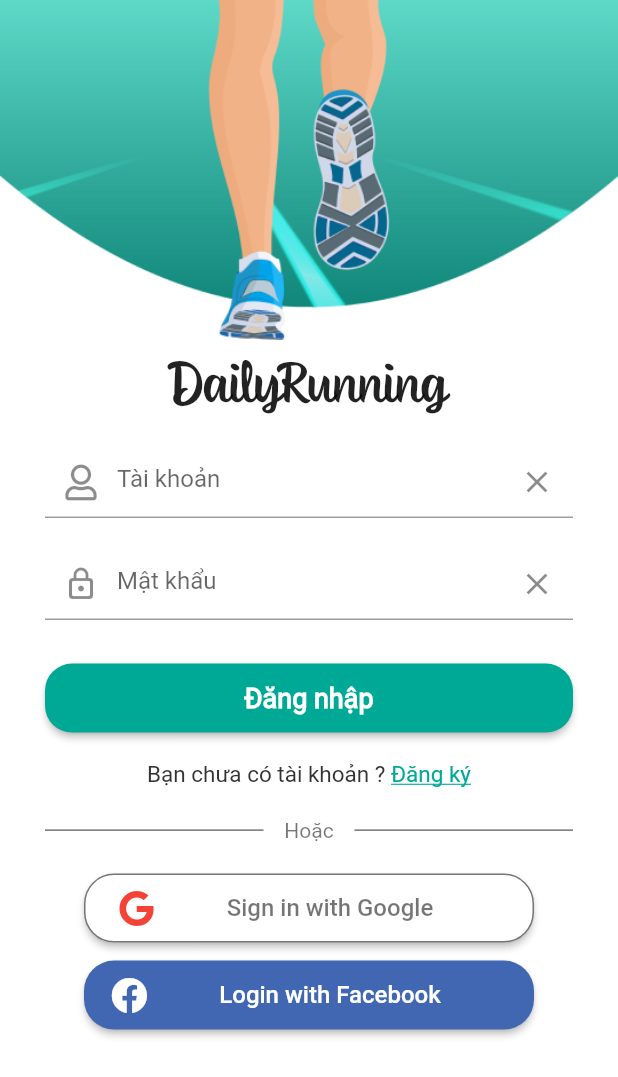
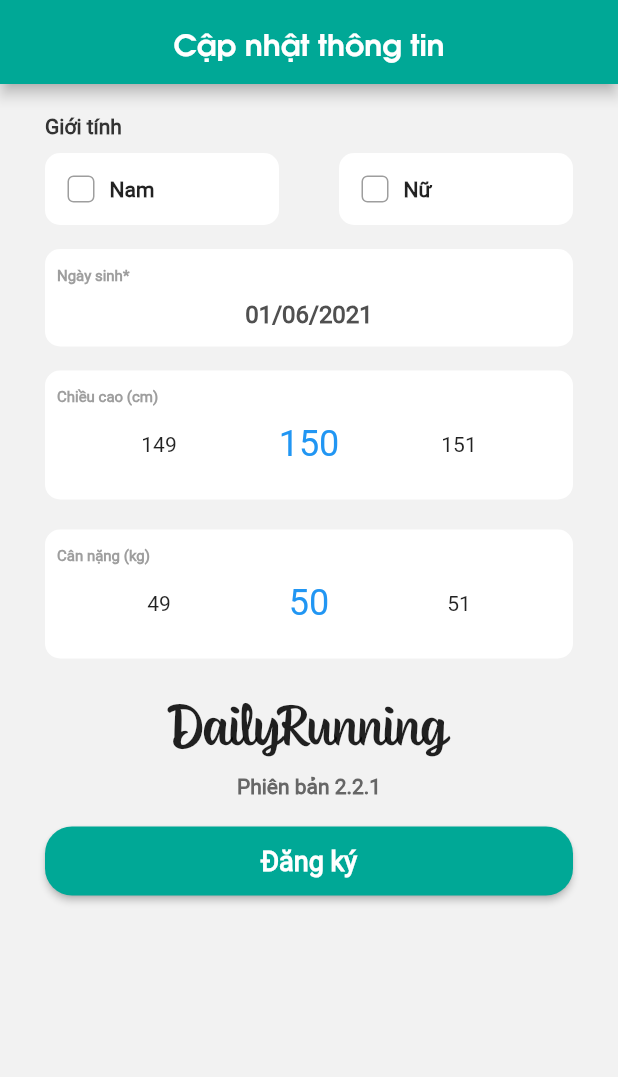
Before and after one commit to hunghuy201280/flutter_DailyRunning, a Flutter app: the screen it shows after launch, on a phone screen of 412 x 824 dp. Shown: the top 1077 px of the screen. Run offline on Flutter 3.47's test engine with Material 2 defaults, Android fonts, the phone set to English and light mode, and no system bars; drawn by our look-alikes of numberpicker; our stand-ins replace firebase_auth, firebase_core, font_awesome_flutter; accounts and stored records are empty.

Commit message:
update register update info (done)

```diff
--- a/lib/main.dart
+++ b/lib/main.dart
@@ -1,8 +1,11 @@
 import 'package:daily_running/ui/authentication/first_screen.dart';
 import 'package:daily_running/ui/authentication/login/login_screen.dart';
+import 'package:daily_running/ui/authentication/register/register_update_info_screen.dart';
 import 'package:daily_running/ui/home/home_screen.dart';
 import 'package:firebase_core/firebase_core.dart';
 import 'package:flutter/material.dart';
+
+import 'ui/authentication/register/register_screen.dart';
 
 void main() async {
   WidgetsFlutterBinding.ensureInitialized();
@@ -16,11 +19,13 @@ class DailyRunning extends StatelessWidget {
     return MaterialApp(
       debugShowCheckedModeBanner: false,
       routes: {
+        RegisterUpdateInfo.id: (context) => RegisterUpdateInfo(),
+        RegisterScreen.id: (context) => RegisterScreen(),
         FirstScreen.id: (context) => FirstScreen(),
         LoginScreen.id: (context) => LoginScreen(),
         HomeScreen.id: (context) => HomeScreen(),
       },
-      initialRoute: LoginScreen.id,
+      initialRoute: RegisterUpdateInfo.id,
     );
   }
 }
--- a/lib/ui/authentication/login/login_screen.dart
+++ b/lib/ui/authentication/login/login_screen.dart
@@ -5,6 +5,7 @@ import 'package:flutter/gestures.dart';
 import 'package:flutter/material.dart';
 import 'package:font_awesome_flutter/font_awesome_flutter.dart';
 
+import 'widgets/big_button.dart';
 import 'widgets/login_text_field.dart';
 import 'widgets/login_with_button.dart';
 
@@ -26,51 +27,26 @@ class LoginScreen extends StatelessWidget {
                   fit: BoxFit.fitWidth,
                 ),
               ),
-              Text(
-                'DailyRunning',
-                style: TextStyle(
-                  fontFamily: 'SpringBlueVinyl',
-                  fontSize: 36,
-                ),
-              ),
+              kAppNameText,
               SizedBox(
                 height: 10,
               ),
               LoginTextField(
-                usernameController: usernameController,
+                textController: usernameController,
                 hint: 'Tài khoản',
                 preIcon: FontAwesomeIcons.user,
               ),
               LoginTextField(
-                usernameController: passwordController,
+                textController: passwordController,
                 hint: 'Mật khẩu',
                 preIcon: Icons.lock_outline_rounded,
               ),
-              Padding(
-                padding:
-                    const EdgeInsets.symmetric(vertical: 18, horizontal: 30),
-                child: ElevatedButton(
-                  onPressed: () {
-                    //TODO: login click
-                  },
-                  child: Text(
-                    'Đăng nhập',
-                    style: TextStyle(
-                      fontFamily: 'RobotoRegular',
-                      fontWeight: FontWeight.bold,
-                      fontSize: 18,
-                    ),
-                  ),
-                  style: ElevatedButton.styleFrom(
-                    minimumSize: Size(double.infinity, 46),
-                    primary: kPrimaryColor,
-                    shape: RoundedRectangleBorder(
-                      borderRadius: BorderRadius.all(
-                        Radius.circular(18),
-                      ),
-                    ),
-                  ),
-                ),
+              BigButton(
+                horizontalPadding: 30,
+                text: 'Đăng nhập',
+                onClick: () {
+                  //TODO: login click
+                },
               ),
               RichText(
                 text: TextSpan(
--- /dev/null
+++ b/lib/ui/authentication/login/widgets/big_button.dart
@@ -0,0 +1,41 @@
+import 'package:daily_running/utils/constant.dart';
+import 'package:flutter/material.dart';
+
+class BigButton extends StatelessWidget {
+  final String text;
+  final Function onClick;
+  final double horizontalPadding;
+
+  const BigButton(
+      {@required this.text,
+      @required this.onClick,
+      @required this.horizontalPadding});
+
+  @override
+  Widget build(BuildContext context) {
+    return Padding(
+      padding:
+          EdgeInsets.symmetric(vertical: 18, horizontal: horizontalPadding),
+      child: ElevatedButton(
+        onPressed: onClick,
+        child: Text(
+          text,
+          style: TextStyle(
+            fontFamily: 'RobotoRegular',
+            fontWeight: FontWeight.bold,
+            fontSize: 18,
+          ),
+        ),
+        style: ElevatedButton.styleFrom(
+          minimumSize: Size(double.infinity, 46),
+          primary: kPrimaryColor,
+          shape: RoundedRectangleBorder(
+            borderRadius: BorderRadius.all(
+              Radius.circular(18),
+            ),
+          ),
+        ),
+      ),
+    );
+  }
+}
--- a/lib/ui/authentication/login/widgets/login_text_field.dart
+++ b/lib/ui/authentication/login/widgets/login_text_field.dart
@@ -4,12 +4,12 @@ class LoginTextField extends StatelessWidget {
   final String hint;
   final IconData preIcon;
 
-  final TextEditingController usernameController;
+  final TextEditingController textController;
 
   const LoginTextField({
     @required this.hint,
     @required this.preIcon,
-    @required this.usernameController,
+    @required this.textController,
   });
 
   @override
@@ -17,12 +17,13 @@ class LoginTextField extends StatelessWidget {
     return Padding(
       padding: const EdgeInsets.symmetric(vertical: 10, horizontal: 30),
       child: TextField(
-        controller: usernameController,
+        textAlign: TextAlign.center,
+        controller: textController,
         decoration: InputDecoration(
             hintText: hint,
             prefixIcon: Icon(preIcon),
             suffixIcon: IconButton(
-              onPressed: () => usernameController.clear(),
+              onPressed: () => textController.clear(),
               icon: Icon(Icons.clear),
             )),
       ),
--- /dev/null
+++ b/lib/ui/authentication/register/register_update_info_screen.dart
@@ -0,0 +1,128 @@
+import 'package:daily_running/ui/authentication/login/widgets/big_button.dart';
+import 'package:daily_running/ui/authentication/register/widgets/date_picker.dart';
+import 'package:daily_running/ui/authentication/register/widgets/rounded_rect_radio.dart';
+import 'package:daily_running/utils/constant.dart';
+import 'package:flutter/material.dart';
+import 'package:numberpicker/numberpicker.dart';
+
+import 'widgets/custom_number_picker.dart';
+
+enum Gender { Male, Female }
+
+extension GenderExtension on Gender {
+  bool get value {
+    switch (this) {
+      case Gender.Male:
+        return true;
+      case Gender.Female:
+        return false;
+      default:
+        return null;
+    }
+  }
+}
+
+class RegisterUpdateInfo extends StatelessWidget {
+  static String id = 'RegisterUpdateInfo';
+  DateTime selectedDate = DateTime.now();
+  int tempHeight = 150;
+  int tempWeight = 50;
+
+  Future<void> _selectDate(BuildContext context) async {
+    final DateTime picked = await showDatePicker(
+        context: context,
+        initialDate: selectedDate,
+        firstDate: DateTime(2015, 8),
+        lastDate: DateTime(2101));
+    if (picked != null && picked != selectedDate) {
+      /*setState(() {
+        selectedDate = picked;
+      });*/
+    }
+  }
+
+  @override
+  Widget build(BuildContext context) {
+    return SafeArea(
+      child: Scaffold(
+        appBar: AppBar(
+          centerTitle: true,
+          title: Text(
+            'Cập nhật thông tin',
+            style: kBigTitleTextStyle,
+          ),
+          backgroundColor: kPrimaryColor,
+        ),
+        backgroundColor: kConcreteColor,
+        body: Padding(
+          padding: const EdgeInsets.symmetric(vertical: 20, horizontal: 30),
+          child: Column(
+            crossAxisAlignment: CrossAxisAlignment.start,
+            children: [
+              Text(
+                'Giới tính',
+                style: kTitleTextStyle,
+              ),
+              SizedBox(
+                height: 10,
+              ),
+              RoundedRectRadio(
+                data: [RadioModel(false, 'Nam'), RadioModel(false, 'Nữ')],
+                onCheckedChange: (index) {
+                  //TODO checked change
+                },
+              ),
+              Padding(
+                padding: const EdgeInsets.symmetric(vertical: 16),
+                child: DatePicker(
+                  tapCallback: () {
+                    //TODO open date picker
+                    _selectDate(context);
+                  },
+                ),
+              ),
+              CustomNumberPicker(
+                value: tempHeight,
+                title: 'Chiều cao (cm)',
+                onValueChanged: (value) {},
+                minValue: 130,
+                maxValue: 220,
+              ),
+              SizedBox(
+                height: 20,
+              ),
+              CustomNumberPicker(
+                value: tempWeight,
+                title: 'Cân nặng (kg)',
+                onValueChanged: (value) {},
+                minValue: 30,
+                maxValue: 200,
+              ),
+              SizedBox(
+                height: 20,
+              ),
+              Center(child: kAppNameText),
+              SizedBox(
+                height: 10,
+              ),
+              Center(
+                child: Text(
+                  'Phiên bản 2.2.1',
+                  style: kTitleTextStyle.copyWith(
+                    color: Color(0xff666666),
+                  ),
+                ),
+              ),
+              BigButton(
+                  horizontalPadding: 0,
+                  text: 'Đăng ký',
+                  onClick: () {
+                    //TODO on register click
+                  }),
+            ],
+          ),
+        ),
+      ),
+    );
+  }
+}
--- /dev/null
+++ b/lib/ui/authentication/register/widgets/custom_number_picker.dart
@@ -0,0 +1,46 @@
+import 'package:daily_running/utils/constant.dart';
+import 'package:flutter/material.dart';
+import 'package:numberpicker/numberpicker.dart';
+
+class CustomNumberPicker extends StatelessWidget {
+  final int value;
+  final Function onValueChanged;
+  final String title;
+  final int minValue;
+  final int maxValue;
+
+  const CustomNumberPicker({
+    @required this.value,
+    @required this.onValueChanged,
+    @required this.title,
+    @required this.minValue,
+    @required this.maxValue,
+  });
+
+  @override
+  Widget build(BuildContext context) {
+    return Container(
+      padding: EdgeInsets.symmetric(vertical: 12, horizontal: 8),
+      decoration: BoxDecoration(
+          color: Colors.white, borderRadius: BorderRadius.circular(10)),
+      child: Column(
+        crossAxisAlignment: CrossAxisAlignment.start,
+        children: [
+          Text(
+            title,
+            style: kSmallTitleTextStyle,
+          ),
+          Center(
+            child: NumberPicker(
+              axis: Axis.horizontal,
+              maxValue: maxValue,
+              onChanged: onValueChanged,
+              minValue: minValue,
+              value: value,
+            ),
+          ),
+        ],
+      ),
+    );
+  }
+}
--- /dev/null
+++ b/lib/ui/authentication/register/widgets/date_picker.dart
@@ -0,0 +1,38 @@
+import 'package:daily_running/utils/constant.dart';
+import 'package:flutter/material.dart';
+
+class DatePicker extends StatelessWidget {
+  final Function tapCallback;
+
+  const DatePicker({@required this.tapCallback});
+  @override
+  Widget build(BuildContext context) {
+    return InkWell(
+      onTap: tapCallback,
+      child: Ink(
+        child: Column(
+          crossAxisAlignment: CrossAxisAlignment.stretch,
+          children: [
+            Text(
+              'Ngày sinh*',
+              style: kSmallTitleTextStyle,
+            ),
+            SizedBox(
+              height: 10,
+            ),
+            Text('01/06/2021',
+                textAlign: TextAlign.center,
+                style: TextStyle(
+                    fontSize: 16,
+                    fontWeight: FontWeight.w700,
+                    color: kEmperorColor,
+                    fontFamily: 'RobotoRegular')),
+          ],
+        ),
+        padding: EdgeInsets.symmetric(vertical: 12, horizontal: 8),
+        decoration: BoxDecoration(
+            color: Colors.white, borderRadius: BorderRadius.circular(10)),
+      ),
+    );
+  }
+}
--- /dev/null
+++ b/lib/ui/authentication/register/widgets/rounded_rect_radio.dart
@@ -0,0 +1,129 @@
+import 'package:daily_running/utils/constant.dart';
+import 'package:flutter/material.dart';
+
+class RoundedRectRadio extends StatefulWidget {
+  final List<RadioModel> data;
+  final Function onCheckedChange;
+  RoundedRectRadio({@required this.data, @required this.onCheckedChange});
+  @override
+  createState() {
+    return RoundedRectRadioState();
+  }
+}
+
+class RoundedRectRadioState extends State<RoundedRectRadio> {
+  int checkedIndex = 2;
+  @override
+  void initState() {
+    super.initState();
+    if (widget.data[0].isSelected) {
+      checkedIndex = 0;
+    } else if (widget.data[1].isSelected) {
+      checkedIndex = 1;
+    }
+  }
+
+  @override
+  Widget build(BuildContext context) {
+    return Row(
+      mainAxisAlignment: MainAxisAlignment.center,
+      children: [
+        Expanded(
+          child: Ink(
+            decoration: BoxDecoration(
+                color: Colors.white, borderRadius: BorderRadius.circular(10)),
+            child: RadioItem(
+                text: widget.data[0].text,
+                isSelected: checkedIndex == 0,
+                tapCallback: () {
+                  setState(() {
+                    checkedIndex = 0;
+                  });
+                  widget.onCheckedChange(checkedIndex);
+                }),
+          ),
+        ),
+        SizedBox(
+          width: 40,
+        ),
+        Expanded(
+          child: Ink(
+            decoration: BoxDecoration(
+                color: Colors.white, borderRadius: BorderRadius.circular(10)),
+            child: RadioItem(
+                text: widget.data[1].text,
+                isSelected: checkedIndex == 1,
+                tapCallback: () {
+                  setState(() {
+                    checkedIndex = 1;
+                  });
+                  widget.onCheckedChange(checkedIndex);
+                }),
+          ),
+        ),
+      ],
+    );
+  }
+}
+
+class RadioModel {
+  final bool isSelected;
+  final String text;
+
+  RadioModel(this.isSelected, this.text);
+}
+
+class RadioItem extends StatelessWidget {
+  final bool isSelected;
+  final String text;
+  final Function tapCallback;
+
+  RadioItem({
+    @required this.text,
+    @required this.tapCallback,
+    @required this.isSelected,
+  });
+  @override
+  Widget build(BuildContext context) {
+    return Container(
+      margin: EdgeInsets.all(15.0),
+      child: Row(
+        mainAxisSize: MainAxisSize.max,
+        children: <Widget>[
+          InkWell(
+            onTap: tapCallback,
+            child: Ink(
+              height: 18.0,
+              width: 18.0,
+              child: isSelected
+                  ? Center(
+                      child: Icon(
+                      Icons.check,
+                      size: 12,
+                    ))
+                  : SizedBox(),
+              decoration: new BoxDecoration(
+                color: isSelected ? kPrimaryColor : Colors.transparent,
+                border: new Border.all(
+                    width: 1.0,
+                    color: isSelected ? Colors.blueAccent : Colors.grey),
+                borderRadius:
+                    const BorderRadius.all(const Radius.circular(4.0)),
+              ),
+            ),
+          ),
+          Container(
+            margin: EdgeInsets.only(left: 10.0),
+            child: Text(
+              text,
+              style: TextStyle(
+                  fontSize: 14,
+                  fontWeight: FontWeight.bold,
+                  fontFamily: 'RobotoRegular'),
+            ),
+          )
+        ],
+      ),
+    );
+  }
+}
--- a/lib/utils/constant.dart
+++ b/lib/utils/constant.dart
@@ -1,5 +1,29 @@
 import 'dart:ui';
+
+import 'package:flutter/material.dart';
 
 const kPrimaryColor = Color(0xff00A896);
 const kMineShaftColor = Color(0xff333333);
 const kFacebookColor = Color(0xff4267B2);
+const kConcreteColor = Color(0xffF2F2F2);
+const kEmperorColor = Color(0xff505050);
+const kSmallTitleTextStyle = TextStyle(
+    fontSize: 10,
+    fontWeight: FontWeight.w700,
+    color: Colors.grey,
+    fontFamily: 'RobotoRegular');
+
+const kAppNameText = Text(
+  'DailyRunning',
+  style: TextStyle(
+    fontFamily: 'SpringBlueVinyl',
+    fontSize: 36,
+  ),
+);
+const kTitleTextStyle = TextStyle(
+    fontWeight: FontWeight.w700,
+    fontFamily: 'RobotoRegular',
+    color: kMineShaftColor,
+    fontSize: 14);
+const kBigTitleTextStyle =
+    TextStyle(fontFamily: 'SVN Avo', fontWeight: FontWeight.w700, fontSize: 20);
--- a/pubspec.yaml
+++ b/pubspec.yaml
@@ -32,6 +32,7 @@ dependencies:
   flutter_launcher_icons: ^0.9.0
   animated_text_kit: ^4.2.1
   font_awesome_flutter: ^9.0.0
+  numberpicker: ^2.1.1
 
 dev_dependencies:
   flutter_test:
```
Also changed, not shown: lib/ui/authentication/register/register_screen.dart (added, +120 -0 lines), lib/ui/authentication/register/widgets/register_text_field.dart (added, +48 -0 lines), pubspec.lock.
